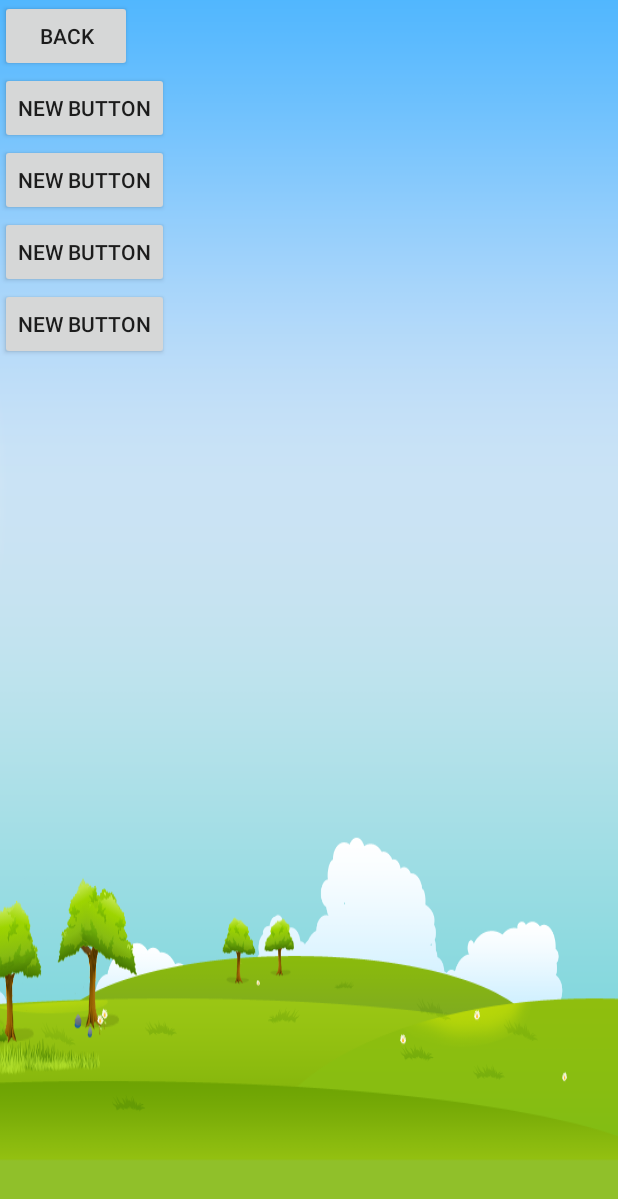
After one commit to Bumler/DroneForensics, an Android app: the practice_practice_Activity screen opened directly, with no data from a screen before it, on a phone screen of 412 x 824 dp. The commit adds this screen. Shown: the top 1199 px of the screen. Run offline under Robolectric (Android 15) with nearby library versions, the phone set to English and light mode, and no system bars.

Commit message:
Created practice layout to mess around with DJI SDK

```diff
--- a/app/src/main/AndroidManifest.xml
+++ b/app/src/main/AndroidManifest.xml
@@ -49,6 +49,14 @@
             </intent-filter>
         </activity>
 
+        <activity android:name=".practice_practice_Activity">
+            <intent-filter>
+                <action android:name="android.intent.action.MAIN" />
+
+                <category android:name="android.intent.category.DEFAULT" />
+            </intent-filter>
+        </activity>
+
         <meta-data
             android:name="com.google.android.gms.version"
             android:value="@integer/google_play_services_version" />
--- a/app/src/main/java/bumler/droneforensics/MainActivity.java
+++ b/app/src/main/java/bumler/droneforensics/MainActivity.java
@@ -4,6 +4,7 @@ import android.app.Activity;
 import android.content.Intent;
 import android.media.Image;
 import android.net.Uri;
+import android.provider.ContactsContract;
 import android.support.v7.app.AppCompatActivity;
 import android.os.Bundle;
 import android.view.View;
@@ -23,6 +24,7 @@ public class MainActivity extends Activity {
     private GoogleApiClient client;
 
     private ImageButton goToLocation;
+    private ImageButton goToOptions;
 
     @Override
     protected void onCreate(Bundle savedInstanceState) {
@@ -49,7 +51,14 @@ public class MainActivity extends Activity {
 
     //// TODO: 7/7/2016 use this to get to a practice layout
     public void options(){
-
+        goToOptions = (ImageButton) findViewById(R.id.Options);
+        goToOptions.setOnClickListener(new View.OnClickListener() {
+            @Override
+            public void onClick(View v) {
+                Intent i = new Intent(MainActivity.this, practice_practice_Activity.class);
+                startActivity(i);
+            }
+        });
     }
 
     @Override
--- /dev/null
+++ b/app/src/main/java/bumler/droneforensics/practice_practice_Activity.java
@@ -0,0 +1,33 @@
+package bumler.droneforensics;
+
+import android.app.Activity;
+import android.content.Intent;
+import android.os.Bundle;
+import android.view.View;
+import android.widget.Button;
+
+/**
+ * Created by d10 on 7/8/2016.
+ */
+
+public class practice_practice_Activity extends Activity{
+    private Button back;
+    @Override
+    protected void onCreate(Bundle savedInstanceState){
+        super.onCreate(savedInstanceState);
+        setContentView(R.layout.practice_practice);
+
+        back();
+    }
+
+    public void back(){
+        back = (Button) findViewById(R.id.back);
+        back.setOnClickListener(new View.OnClickListener() {
+            @Override
+            public void onClick(View v) {
+                Intent i = new Intent(practice_practice_Activity.this, MainActivity.class);
+                startActivity(i);
+            }
+        });
+    }
+}
--- /dev/null
+++ b/app/src/main/res/layout/practice_practice.xml
@@ -0,0 +1,36 @@
+<?xml version="1.0" encoding="utf-8"?>
+<LinearLayout xmlns:android="http://schemas.android.com/apk/res/android"
+    android:orientation="vertical" android:layout_width="match_parent"
+    android:layout_height="match_parent"
+    android:background="@mipmap/clouds">
+
+    <Button
+        android:layout_width="wrap_content"
+        android:layout_height="wrap_content"
+        android:text="Back"
+        android:id="@+id/back" />
+
+    <Button
+        android:layout_width="wrap_content"
+        android:layout_height="wrap_content"
+        android:text="New Button"
+        android:id="@+id/button3" />
+
+    <Button
+        android:layout_width="wrap_content"
+        android:layout_height="wrap_content"
+        android:text="New Button"
+        android:id="@+id/button4" />
+
+    <Button
+        android:layout_width="wrap_content"
+        android:layout_height="wrap_content"
+        android:text="New Button"
+        android:id="@+id/button5" />
+
+    <Button
+        android:layout_width="wrap_content"
+        android:layout_height="wrap_content"
+        android:text="New Button"
+        android:id="@+id/button6" />
+</LinearLayout>
```
